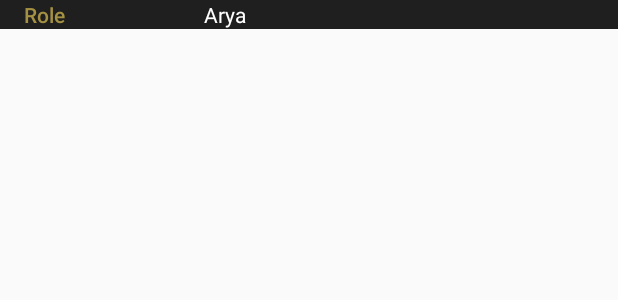
After one commit to przemyslawInwedo/Android_Staatsoper, an Android app: the layout cast_view.xml on its own in the app's theme, with its tools: preview values and no code run, on a phone screen of 412 x 824 dp. The commit adds this screen. Shown: the top 300 px of the screen. Run offline under Robolectric (Android 15) with nearby library versions, the phone set to English and light mode, and no system bars; network calls fail.

Commit message:
cast list is now looking fine

```diff
--- /dev/null
+++ b/app/src/main/res/layout/cast_view.xml
@@ -0,0 +1,31 @@
+<?xml version="1.0" encoding="utf-8"?>
+<RelativeLayout xmlns:android="http://schemas.android.com/apk/res/android"
+    xmlns:app="http://schemas.android.com/apk/res-auto"
+    xmlns:tools="http://schemas.android.com/tools"
+    android:layout_width="match_parent"
+    android:layout_height="wrap_content"
+    android:paddingLeft="16dp"
+    android:paddingRight="16dp"
+    android:background="@color/bottombar_black">
+
+    <TextView
+        android:id="@+id/tv_value"
+        android:layout_width="120dp"
+        android:layout_height="wrap_content"
+        android:layout_below="@+id/tv_title"
+        android:textColor="@color/beige_light"
+        android:textSize="14sp"
+        app:fontFamily="sans-serif-medium"
+        tools:text="Role" />
+
+    <TextView
+        android:id="@+id/tv_name"
+        android:layout_width="match_parent"
+        android:layout_height="wrap_content"
+        android:layout_below="@+id/tv_title"
+        android:layout_toRightOf="@+id/tv_value"
+        android:textColor="@color/white"
+        android:textSize="14sp"
+        tools:text="Arya" />
+
+</RelativeLayout>
--- a/app/src/main/res/layout/fragment_start_play.xml
+++ b/app/src/main/res/layout/fragment_start_play.xml
@@ -122,6 +122,8 @@
                 android:textColor="@color/beige_light"
                 android:textSize="18sp"
                 android:textStyle="italic"
+                android:background="@drawable/borderless_button"
+                android:layout_centerInParent="true"
                 android:text="Watch Now" />
 
             <Button
@@ -131,6 +133,8 @@
                 android:layout_below="@+id/watch_now_button"
                 android:layout_marginLeft="25dp"
                 android:layout_marginTop="20dp"
+                android:layout_centerInParent="true"
+                android:background="@drawable/borderless_button"
                 android:textColor="@color/beige_light"
                 android:textSize="18sp"
                 android:textStyle="italic"
--- a/app/src/main/res/values/colors.xml
+++ b/app/src/main/res/values/colors.xml
@@ -2,7 +2,7 @@
 <resources>
     <color name="beige">#B5A15D</color>
     <color name="black">#000000</color>
-    <color name="transp_black">#AA000000</color>
+    <color name="transp_black">#00000000</color>
     <color name="bottombar_black">#1F1F1F</color>
     <color name="grey_border">#404040</color>
     <color name="grey_statusbar">#313131</color>
```
Also changed, not shown: app/src/main/java/app/nunc/com/staatsoperlivestreaming/Fragment/CastFragment.java (+49 -19 lines), app/src/main/res/color/navigation_layout_selector.xml (deleted, +0 -9 lines), app/src/main/res/drawable/borderless_button.xml (added, +9 -0 lines), app/src/main/res/layout/fragment_cast.xml (+15 -7 lines), app/src/main/res/layout/full_cast_view.xml (added, +42 -0 lines).
